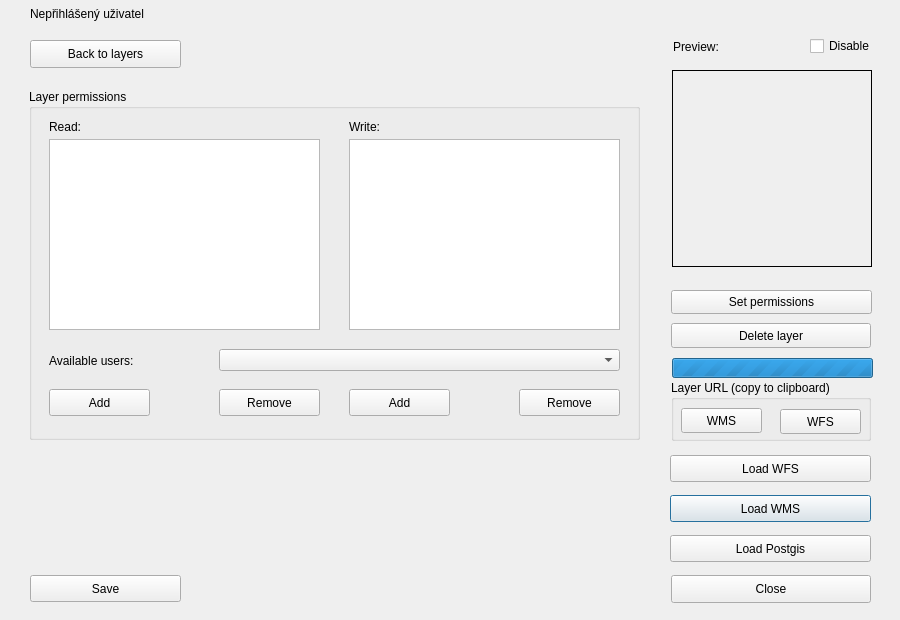
First picture: the form in dlg_addLayer.ui, repository LESPROJEKT/qgis-layman-plugin, before the edit.
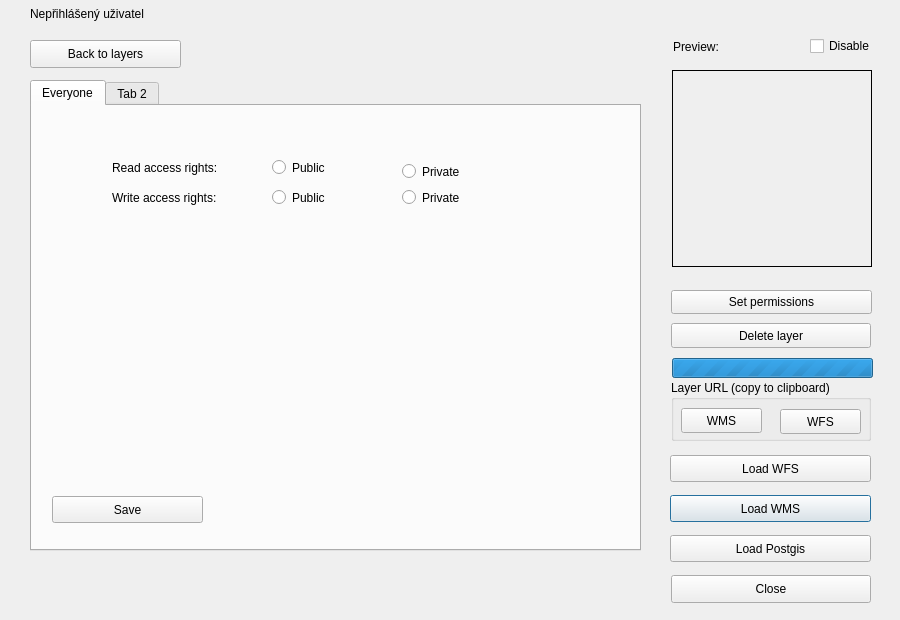
Second picture: the form after the edit. The open tabs and pages were chosen to show the change. Icons and pictures are not drawn. Custom widgets are drawn as their Qt base class.

Commit message: change permissions UI, add role tab

```diff
--- a/dlg_addLayer.ui
+++ b/dlg_addLayer.ui
@@ -292,23 +292,6 @@
     <number>1</number>
    </property>
    <widget class="QWidget" name="page1">
-    <widget class="QPushButton" name="pushButton_save">
-     <property name="geometry">
-      <rect>
-       <x>10</x>
-       <y>545</y>
-       <width>151</width>
-       <height>27</height>
-      </rect>
-     </property>
-     <property name="text">
-      <string>Save</string>
-     </property>
-     <property name="icon">
-      <iconset>
-       <normaloff>icons/save_ico.png</normaloff>icons/save_ico.png</iconset>
-     </property>
-    </widget>
     <widget class="QPushButton" name="pushButton_back">
      <property name="geometry">
       <rect>
@@ -326,157 +309,157 @@
        <normaloff>icons/back.png</normaloff>icons/back.png</iconset>
      </property>
     </widget>
-    <widget class="QGroupBox" name="groupBox_2">
+    <widget class="QTabWidget" name="tabWidget">
      <property name="geometry">
       <rect>
-       <x>9</x>
-       <y>59</y>
+       <x>10</x>
+       <y>50</y>
        <width>611</width>
-       <height>351</height>
+       <height>471</height>
       </rect>
      </property>
-     <property name="title">
-      <string>Layer permissions</string>
+     <property name="currentIndex">
+      <number>0</number>
      </property>
-     <widget class="QLabel" name="label">
-      <property name="geometry">
-       <rect>
-        <x>20</x>
-        <y>264</y>
-        <width>161</width>
-        <height>16</height>
-       </rect>
-      </property>
-      <property name="text">
-       <string>Available users:</string>
-      </property>
+     <widget class="QWidget" name="tab">
+      <attribute name="title">
+       <string>Everyone</string>
+      </attribute>
+      <widget class="QRadioButton" name="radioButton">
+       <property name="geometry">
+        <rect>
+         <x>240</x>
+         <y>50</y>
+         <width>111</width>
+         <height>23</height>
+        </rect>
+       </property>
+       <property name="text">
+        <string>Public</string>
+       </property>
+      </widget>
+      <widget class="QRadioButton" name="radioButton_2">
+       <property name="geometry">
+        <rect>
+         <x>370</x>
+         <y>54</y>
+         <width>111</width>
+         <height>23</height>
+        </rect>
+       </property>
+       <property name="text">
+        <string>Private</string>
+       </property>
+      </widget>
+      <widget class="QRadioButton" name="radioButton_3">
+       <property name="geometry">
+        <rect>
+         <x>370</x>
+         <y>80</y>
+         <width>111</width>
+         <height>23</height>
+        </rect>
+       </property>
+       <property name="text">
+        <string>Private</string>
+       </property>
+      </widget>
+      <widget class="QRadioButton" name="radioButton_4">
+       <property name="geometry">
+        <rect>
+         <x>240</x>
+         <y>80</y>
+         <width>111</width>
+         <height>23</height>
+        </rect>
+       </property>
+       <property name="text">
+        <string>Public</string>
+       </property>
+      </widget>
+      <widget class="QLabel" name="label_5">
+       <property name="geometry">
+        <rect>
+         <x>80</x>
+         <y>53</y>
+         <width>141</width>
+         <height>17</height>
+        </rect>
+       </property>
+       <property name="text">
+        <string>Read access rights:</string>
+       </property>
+       <property name="buddy">
+        <cstring>radioButton</cstring>
+       </property>
+      </widget>
+      <widget class="QLabel" name="label_6">
+       <property name="geometry">
+        <rect>
+         <x>80</x>
+         <y>83</y>
+         <width>141</width>
+         <height>17</height>
+        </rect>
+       </property>
+       <property name="text">
+        <string>Write access rights:</string>
+       </property>
+       <property name="buddy">
+        <cstring>radioButton_4</cstring>
+       </property>
+      </widget>
+      <widget class="QPushButton" name="pushButton_save">
+       <property name="geometry">
+        <rect>
+         <x>20</x>
+         <y>390</y>
+         <width>151</width>
+         <height>27</height>
+        </rect>
+       </property>
+       <property name="text">
+        <string>Save</string>
+       </property>
+       <property name="icon">
+        <iconset>
+         <normaloff>../../../../../../../../../../../../../../../../.designer/backup/icons/save_ico.png</normaloff>../../../../../../../../../../../../../../../../.designer/backup/icons/save_ico.png</iconset>
+       </property>
+      </widget>
      </widget>
-     <widget class="QLabel" name="label_4">
-      <property name="geometry">
-       <rect>
-        <x>20</x>
-        <y>30</y>
-        <width>55</width>
-        <height>16</height>
-       </rect>
-      </property>
-      <property name="text">
-       <string>Read:</string>
-      </property>
-     </widget>
-     <widget class="QListWidget" name="listWidget_write">
-      <property name="geometry">
-       <rect>
-        <x>320</x>
-        <y>50</y>
-        <width>271</width>
-        <height>191</height>
-       </rect>
-      </property>
-     </widget>
-     <widget class="QPushButton" name="pushButton_addRead">
-      <property name="geometry">
-       <rect>
-        <x>20</x>
-        <y>300</y>
-        <width>101</width>
-        <height>27</height>
-       </rect>
-      </property>
-      <property name="text">
-       <string>Add</string>
-      </property>
-      <property name="icon">
-       <iconset>
-        <normaloff>icons/add.png</normaloff>icons/add.png</iconset>
-      </property>
-     </widget>
-     <widget class="QPushButton" name="pushButton_addWrite">
-      <property name="geometry">
-       <rect>
-        <x>320</x>
-        <y>300</y>
-        <width>101</width>
-        <height>27</height>
-       </rect>
-      </property>
-      <property name="text">
-       <string>Add</string>
-      </property>
-      <property name="icon">
-       <iconset>
-        <normaloff>icons/add.png</normaloff>icons/add.png</iconset>
-      </property>
-     </widget>
-     <widget class="QPushButton" name="pushButton_removeWrite">
-      <property name="geometry">
-       <rect>
-        <x>490</x>
-        <y>300</y>
-        <width>101</width>
-        <height>27</height>
-       </rect>
-      </property>
-      <property name="text">
-       <string>Remove</string>
-      </property>
-      <property name="icon">
-       <iconset>
-        <normaloff>icons/delete_FILL0_wght500_GRAD0_opsz24.png</normaloff>icons/delete_FILL0_wght500_GRAD0_opsz24.png</iconset>
-      </property>
-     </widget>
-     <widget class="QListWidget" name="listWidget_read">
-      <property name="geometry">
-       <rect>
-        <x>20</x>
-        <y>50</y>
-        <width>271</width>
-        <height>191</height>
-       </rect>
-      </property>
-     </widget>
-     <widget class="QLabel" name="label_3">
-      <property name="geometry">
-       <rect>
-        <x>320</x>
-        <y>30</y>
-        <width>55</width>
-        <height>16</height>
-       </rect>
-      </property>
-      <property name="text">
-       <string>Write:</string>
-      </property>
-     </widget>
-     <widget class="QComboBox" name="comboBox_users">
-      <property name="geometry">
-       <rect>
-        <x>190</x>
-        <y>260</y>
-        <width>401</width>
-        <height>22</height>
-       </rect>
-      </property>
-      <property name="insertPolicy">
-       <enum>QComboBox::InsertAfterCurrent</enum>
-      </property>
-     </widget>
-     <widget class="QPushButton" name="pushButton_removeRead">
-      <property name="geometry">
-       <rect>
-        <x>190</x>
-        <y>300</y>
-        <width>101</width>
-        <height>27</height>
-       </rect>
-      </property>
-      <property name="text">
-       <string>Remove</string>
-      </property>
-      <property name="icon">
-       <iconset>
-        <normaloff>icons/delete_FILL0_wght500_GRAD0_opsz24.png</normaloff>icons/delete_FILL0_wght500_GRAD0_opsz24.png</iconset>
-      </property>
+     <widget class="QWidget" name="tab_2">
+      <attribute name="title">
+       <string>Tab 2</string>
+      </attribute>
+      <widget class="QLabel" name="label">
+       <property name="geometry">
+        <rect>
+         <x>20</x>
+         <y>34</y>
+         <width>161</width>
+         <height>16</height>
+        </rect>
+       </property>
+       <property name="text">
+        <string>Available users:</string>
+       </property>
+       <property name="buddy">
+        <cstring>comboBox_users</cstring>
+       </property>
+      </widget>
+      <widget class="QComboBox" name="comboBox_users">
+       <property name="geometry">
+        <rect>
+         <x>160</x>
+         <y>30</y>
+         <width>401</width>
+         <height>22</height>
+        </rect>
+       </property>
+       <property name="insertPolicy">
+        <enum>QComboBox::InsertAfterCurrent</enum>
+       </property>
+      </widget>
      </widget>
     </widget>
    </widget>
```
Left out of the diff: 19 changed lines with no effect on the pictures. The commit also changes 2 other files.
